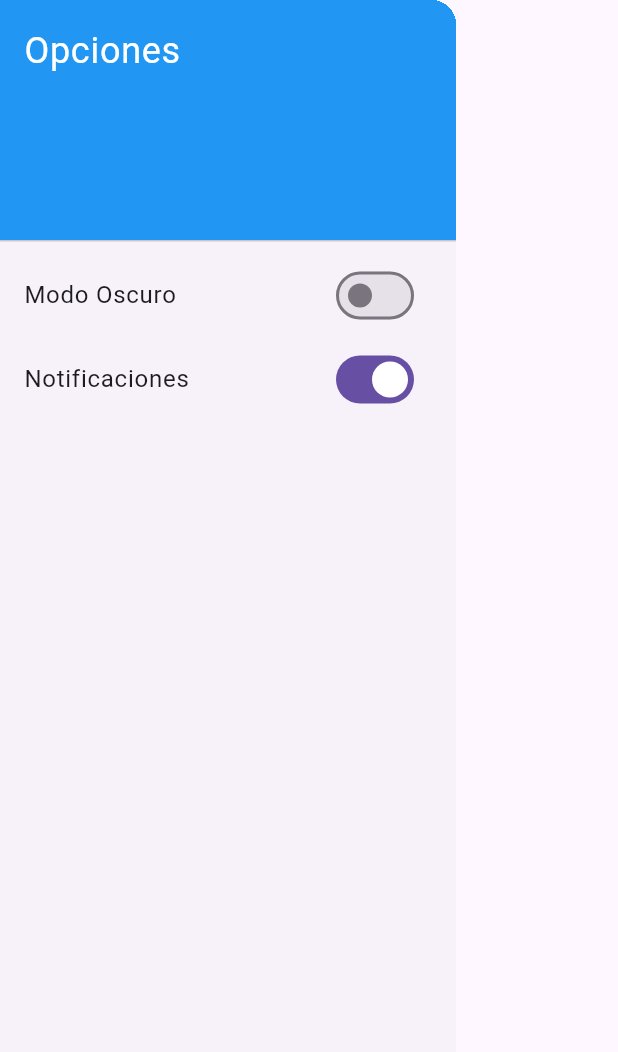
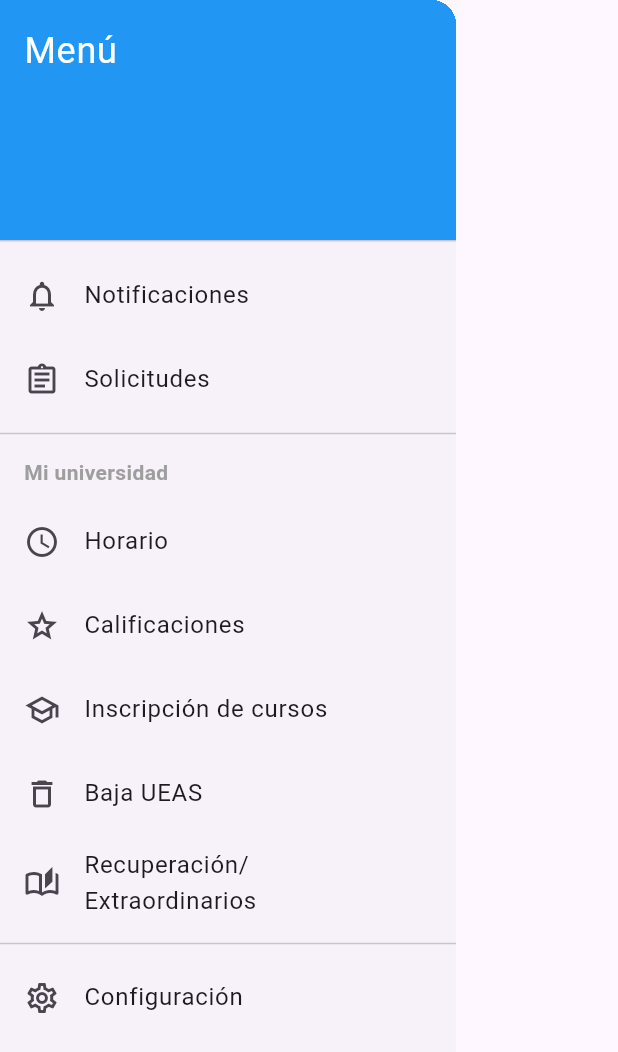
Before and after one commit to TuxedoMasck/fenix, a Flutter app: the MenuOpciones widget shown alone on an empty page, opened directly, on a phone screen of 412 x 824 dp. Shown: the top 1052 px of the screen. Run offline on Flutter 3.47's test engine with Material 3 defaults, Android fonts, the phone set to English and light mode, and no system bars; our stand-ins replace file_picker, image_picker, supabase_flutter; accounts and stored records are empty.

Commit message:
rediseño del menu de opciones ahora con las opciones finales
uwu

```diff
--- a/lib/Back_menu_opciones.dart
+++ /dev/null
@@ -1,23 +0,0 @@
-import 'package:flutter/material.dart';
-
-class MenuOpcionesLogic extends ChangeNotifier {
-  bool _isDarkMode = false;
-  bool get isDarkMode => _isDarkMode;
-
-  bool _areNotificationsEnabled = true;
-  bool get areNotificationsEnabled => _areNotificationsEnabled;
-
-  void toggleDarkMode(bool value) {
-    _isDarkMode = value;
-    notifyListeners();
-    // Aquí podrías guardar la preferencia del usuario
-  }
-
-  void toggleNotifications(bool value) {
-    _areNotificationsEnabled = value;
-    notifyListeners();
-    // Aquí podrías guardar la preferencia del usuario
-  }
-
-  // El logout se ha movido a PerfilUsuarioLogic
-}
--- a/lib/Menu_de_opciones.dart
+++ b/lib/Menu_de_opciones.dart
@@ -1,42 +1,77 @@
-import 'package:fenix/Back_menu_opciones.dart';
 import 'package:flutter/material.dart';
-import 'package:provider/provider.dart';
 
 class MenuOpciones extends StatelessWidget {
   const MenuOpciones({super.key});
 
   @override
   Widget build(BuildContext context) {
-    final logic = Provider.of<MenuOpcionesLogic>(context);
-
     return Drawer(
       child: ListView(
         padding: EdgeInsets.zero,
         children: <Widget>[
           const DrawerHeader(
             decoration: BoxDecoration(
-              color: Colors.blue,
+              color: Colors.blue, // Puedes cambiar este color
             ),
             child: Text(
-              'Opciones',
+              'Menú',
               style: TextStyle(
                 color: Colors.white,
                 fontSize: 24,
               ),
             ),
           ),
-          SwitchListTile(
-            title: const Text('Modo Oscuro'),
-            value: logic.isDarkMode,
-            onChanged: logic.toggleDarkMode,
+          ListTile(
+            leading: const Icon(Icons.notifications_outlined),
+            title: const Text('Notificaciones'),
+            onTap: () {
+              // TODO: Navegar a la pantalla de notificaciones
+              Navigator.pop(context);
+            },
           ),
-          SwitchListTile(
-            title: const Text('Notificaciones'),
-            value: logic.areNotificationsEnabled,
-            onChanged: logic.toggleNotifications,
+          ListTile(
+            leading: const Icon(Icons.assignment_outlined),
+            title: const Text('Solicitudes'),
+            onTap: () {
+              // TODO: Navegar a la pantalla de solicitudes
+              Navigator.pop(context);
+            },
+          ),
+          const Divider(),
+          const Padding(
+            padding: EdgeInsets.symmetric(horizontal: 16.0, vertical: 8.0),
+            child: Text(
+              'Mi universidad',
+              style: TextStyle(
+                fontWeight: FontWeight.bold,
+                color: Colors.grey,
+              ),
+            ),
+          ),
+          _buildUniversityOption(icon: Icons.schedule, title: 'Horario', onTap: () => Navigator.pop(context)),
+          _buildUniversityOption(icon: Icons.grade_outlined, title: 'Calificaciones', onTap: () => Navigator.pop(context)),
+          _buildUniversityOption(icon: Icons.school_outlined, title: 'Inscripción de cursos', onTap: () => Navigator.pop(context)),
+          _buildUniversityOption(icon: Icons.delete_outline, title: 'Baja UEAS', onTap: () => Navigator.pop(context)),
+          _buildUniversityOption(icon: Icons.auto_stories_outlined, title: 'Recuperación/Extraordinarios', onTap: () => Navigator.pop(context)),
+          const Divider(),
+           ListTile(
+            leading: const Icon(Icons.settings_outlined),
+            title: const Text('Configuración'),
+            onTap: () {
+              // TODO: Navegar a la pantalla de configuración
+              Navigator.pop(context);
+            },
           ),
         ],
       ),
     );
   }
+
+  Widget _buildUniversityOption({required IconData icon, required String title, required VoidCallback onTap}){
+    return ListTile(
+      leading: Icon(icon),
+      title: Text(title),
+      onTap: onTap,
+    );
+  }
 }
--- a/lib/main.dart
+++ b/lib/main.dart
@@ -1,5 +1,4 @@
 import 'package:fenix/Back_interfas_Principal.dart';
-import 'package:fenix/Back_menu_opciones.dart';
 import 'package:fenix/Back_interfazRegistro.dart';
 import 'package:fenix/login.dart';
 import 'package:flutter/material.dart';
@@ -15,7 +14,6 @@ void main() async {
     MultiProvider(
       providers: [
         ChangeNotifierProvider(create: (_) => InterfazPrincipalLogic()),
-        ChangeNotifierProvider(create: (_) => MenuOpcionesLogic()),
         ChangeNotifierProvider(create: (_) => RegistroLogic()),
       ],
       child: MaterialApp(
```
